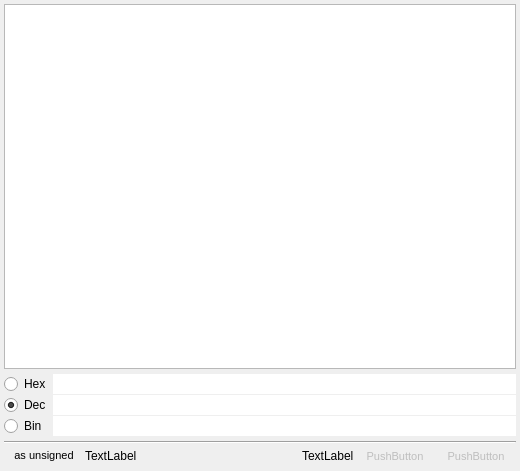
First picture: the form in display_form.ui, repository jmajew/GMPcalc, before the edit.
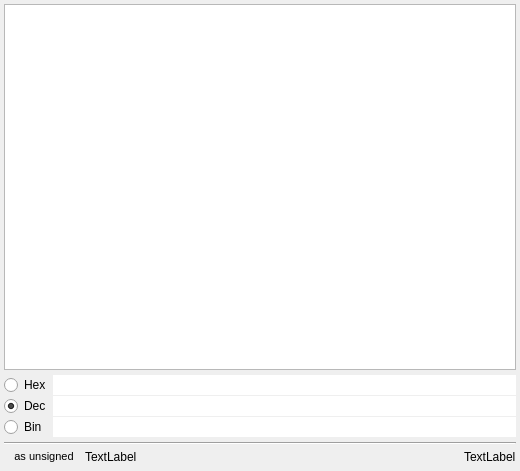
Second picture: the form after the edit. Custom widgets are drawn as their Qt base class.

What changed in the file:
```diff
--- a/display_form.ui
+++ b/display_form.ui
@@ -327,78 +327,6 @@
        </property>
       </widget>
      </item>
-     <item>
-      <widget class="QPushButton" name="pushButton">
-       <property name="enabled">
-        <bool>false</bool>
-       </property>
-       <property name="minimumSize">
-        <size>
-         <width>0</width>
-         <height>22</height>
-        </size>
-       </property>
-       <property name="maximumSize">
-        <size>
-         <width>16777215</width>
-         <height>16777215</height>
-        </size>
-       </property>
-       <property name="baseSize">
-        <size>
-         <width>0</width>
-         <height>20</height>
-        </size>
-       </property>
-       <property name="font">
-        <font>
-         <pointsize>8</pointsize>
-        </font>
-       </property>
-       <property name="text">
-        <string>PushButton</string>
-       </property>
-       <property name="flat">
-        <bool>true</bool>
-       </property>
-      </widget>
-     </item>
-     <item>
-      <widget class="QPushButton" name="pushButton_3">
-       <property name="enabled">
-        <bool>false</bool>
-       </property>
-       <property name="minimumSize">
-        <size>
-         <width>0</width>
-         <height>22</height>
-        </size>
-       </property>
-       <property name="maximumSize">
-        <size>
-         <width>16777215</width>
-         <height>16777215</height>
-        </size>
-       </property>
-       <property name="baseSize">
-        <size>
-         <width>0</width>
-         <height>20</height>
-        </size>
-       </property>
-       <property name="font">
-        <font>
-         <pointsize>8</pointsize>
-        </font>
-       </property>
-       <property name="text">
-        <string>PushButton</string>
-       </property>
-       <property name="flat">
-        <bool>true</bool>
-       </property>
-      </widget>
-     </item>
     </layout>
    </item>
   </layout>
```
